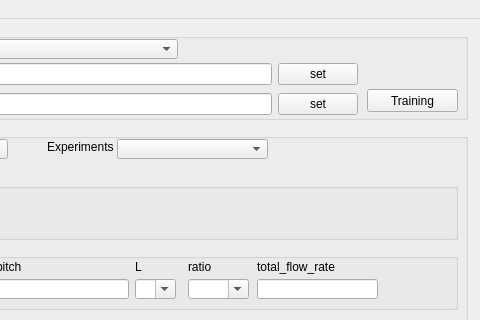
First picture: the form in ui_qt/main.ui, repository pandachen7/BiphasicFlowClassifier, before the edit; both pictures show x 173 to 653 and y 0 to 320 of the 653 by 599 pixel window.
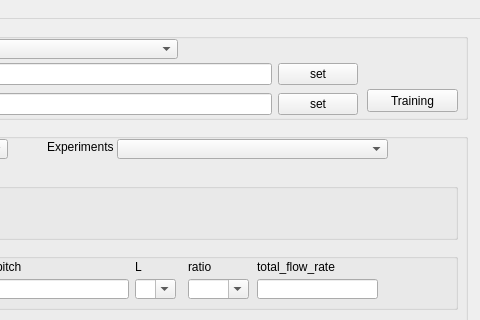
Second picture: the form after the edit.

```diff
--- a/ui_qt/main.ui
+++ b/ui_qt/main.ui
@@ -215,7 +215,7 @@
       <rect>
        <x>280</x>
        <y>20</y>
-       <width>151</width>
+       <width>271</width>
        <height>20</height>
       </rect>
      </property>
```
Left out of the diff: 6 changed lines with no effect on the pictures.
